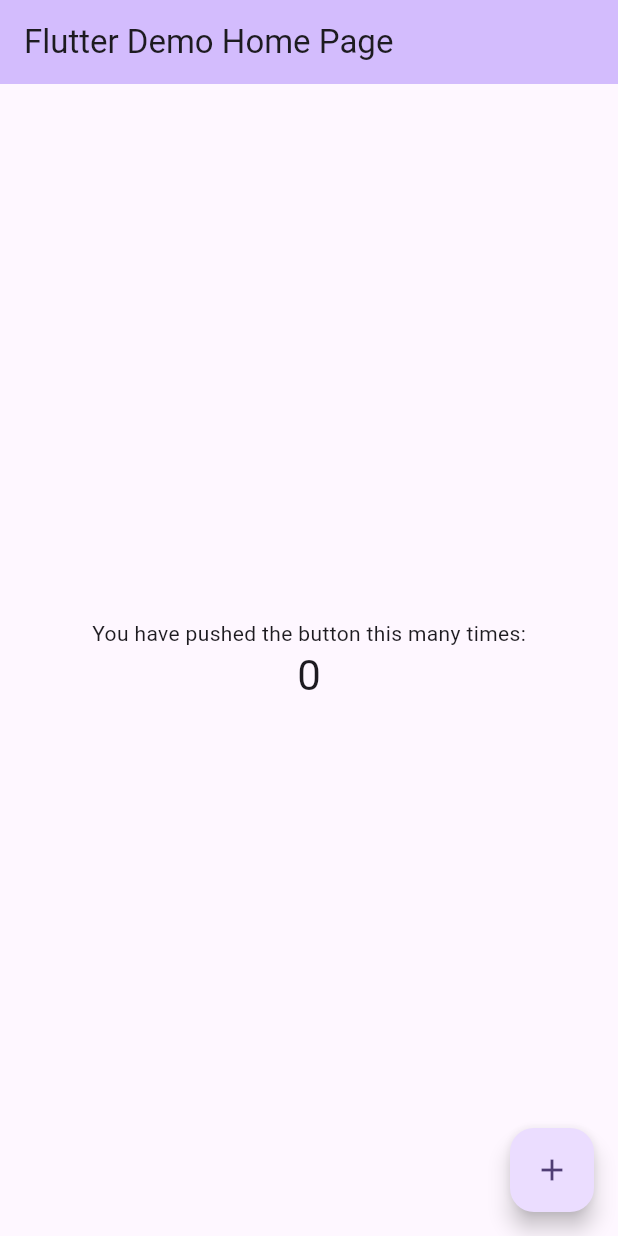
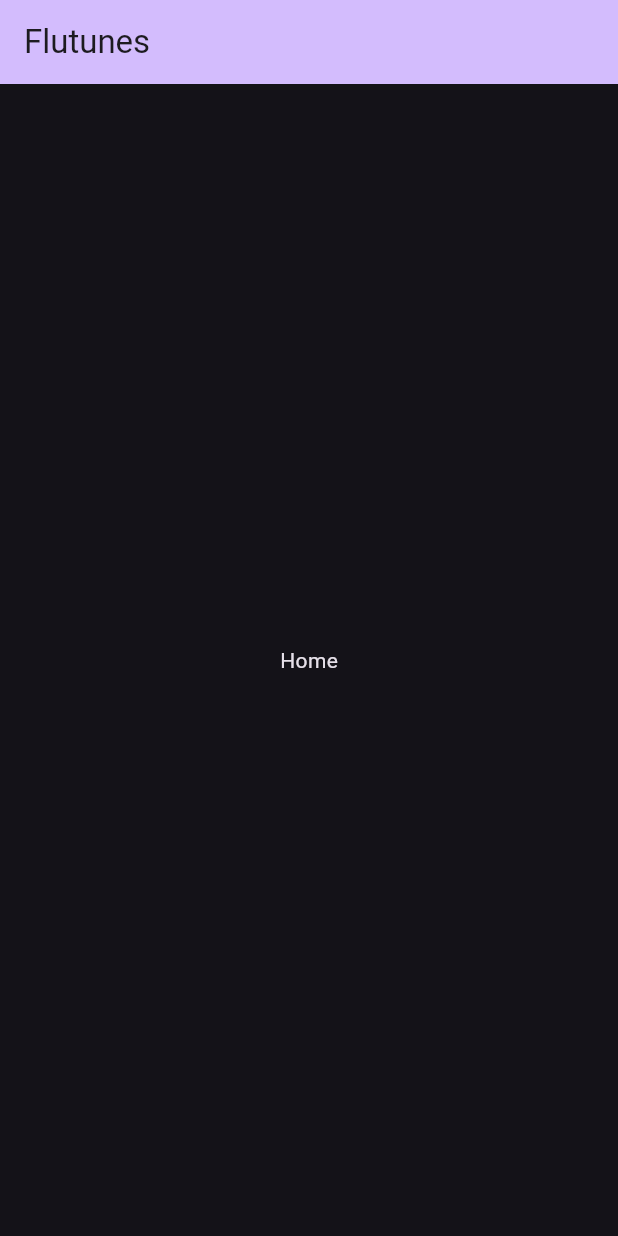
Before and after one commit to V3ntus/flutunes, a Flutter app: the screen it shows after launch, on a phone screen of 412 x 824 dp. Run offline on Flutter 3.47's test engine with Material 3 defaults, Android fonts, the phone set to English and light mode, and no system bars; our stand-ins replace dio, shared_preferences.

```diff
--- a/lib/main.dart
+++ b/lib/main.dart
@@ -11,12 +11,11 @@
   @override
   Widget build(BuildContext context) {
     return MaterialApp(
-      title: 'Flutter Demo',
-      theme: ThemeData(
+      title: 'Flutunes',
+      theme: ThemeData.dark(useMaterial3: true).copyWith(
         colorScheme: ColorScheme.fromSeed(seedColor: Colors.deepPurple),
-        useMaterial3: true,
       ),
-      home: const Homepage(title: 'Flutter Demo Home Page'),
+      home: const Homepage(title: 'Flutunes'),
     );
   }
 }
@@ -31,14 +30,6 @@
 }
 
 class _HomepageState extends State<Homepage> {
-  int _counter = 0;
-
-  void _incrementCounter() {
-    setState(() {
-      _counter++;
-    });
-  }
-
   @override
   Widget build(BuildContext context) {
     return Scaffold(
@@ -50,20 +41,9 @@
         child: Column(
           mainAxisAlignment: MainAxisAlignment.center,
           children: <Widget>[
-            const Text(
-              'You have pushed the button this many times:',
-            ),
-            Text(
-              '$_counter',
-              style: Theme.of(context).textTheme.headlineMedium,
-            ),
+            Text("Home"),
           ],
         ),
-      ),
-      floatingActionButton: FloatingActionButton(
-        onPressed: _incrementCounter,
-        tooltip: 'Increment',
-        child: const Icon(Icons.add),
       ),
     );
   }
--- a/pubspec.yaml
+++ b/pubspec.yaml
@@ -14,6 +14,7 @@
   cupertino_icons: ^1.0.6
   shared_preferences: ^2.3.5
   dio: ^5.7.0
+  go_router: ^14.6.3
 
 dev_dependencies:
   flutter_test:
```
Also changed, not shown: pubspec.lock.
